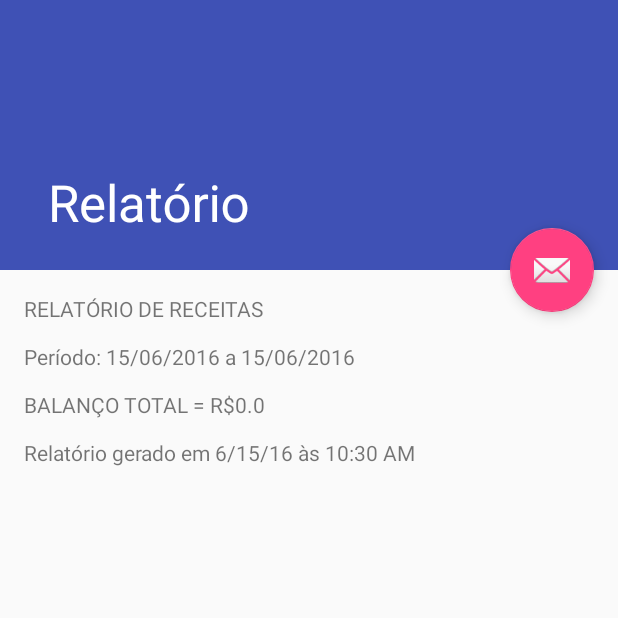
After one commit to cassuci/equipe_rocket, an Android app: the RelatorioDetailController screen opened directly, with no data from a screen before it, on a phone screen of 412 x 824 dp, the top half of it. The commit adds this screen. Run offline under Robolectric (Android 15) with nearby library versions, the phone set to English and light mode, and no system bars; libraries missing offline, so code that uses them is left out: com.wdullaer.materialdatetimepicker.

Commit message:
RelatorioController modificada RelatorioDetailController adicionada

```diff
--- /dev/null
+++ b/app/src/main/java/com/draft/rckt/equiperocket/Relatorio/RelatorioDetailController.java
@@ -0,0 +1,113 @@
+package com.draft.rckt.equiperocket.Relatorio;
+
+import android.os.Bundle;
+import android.support.design.widget.FloatingActionButton;
+import android.support.design.widget.Snackbar;
+import android.support.v7.app.AppCompatActivity;
+import android.support.v7.widget.Toolbar;
+import android.view.View;
+import android.widget.TextView;
+
+import com.draft.rckt.equiperocket.R;
+
+import java.text.DateFormat;
+import java.util.Calendar;
+import java.util.Date;
+
+public class RelatorioDetailController extends AppCompatActivity {
+
+    private TextView relatorioText;
+
+    @Override
+    protected void onCreate(Bundle savedInstanceState) {
+        super.onCreate(savedInstanceState);
+        setContentView(R.layout.activity_relatorio_detail_controller);
+        Toolbar toolbar = (Toolbar) findViewById(R.id.toolbar);
+        setSupportActionBar(toolbar);
+
+        /*
+        TODO
+        - salvar relatorio em txt   https://www.sitepoint.com/store-user-data-using-simple-text-files-and-apis-in-android/
+        - alterar o ícone de msg pra um de save https://design.google.com/icons/#ic_save
+         */
+        FloatingActionButton fab = (FloatingActionButton) findViewById(R.id.fab);
+
+        relatorioText = (TextView) findViewById(R.id.relatorio_text);
+        montaRelatorio();
+
+        fab.setOnClickListener(new View.OnClickListener() {
+            @Override
+            public void onClick(View view) {
+                Snackbar.make(view, "Replace with your own action", Snackbar.LENGTH_LONG)
+                        .setAction("Action", null).show();
+            }
+        });
+
+    }
+
+    private String relatorio = "";
+    private int gastosSelected = RelatorioController.getGastosSelected(),
+                receitasSelected = RelatorioController.getReceitasSelected();
+    private float totalGastos = 0, totalReceitas = 0;
+    private Calendar startCal = RelatorioController.getStartCal(),
+                     endCal = RelatorioController.getEndCal();
+
+    private void montaRelatorio()
+    {
+        cabecalho();
+        if(gastosSelected == 1)
+        {
+            relatorio += "Gastos:\n";
+            insereGastos();
+        }
+        if(receitasSelected == 1)
+        {
+            relatorio += "Receitas:\n";
+            insereReceitas();
+        }
+
+        if(gastosSelected == receitasSelected)
+            relatorio += "BALANÇO TOTAL = R$" + (totalReceitas - totalGastos) + "\n\n";
+
+        insereData();
+
+        relatorioText.setText(relatorio);
+    }
+
+    private void insereData() {
+        Date d = new Date();
+        relatorio += "Relatório gerado em " + DateFormat.getDateInstance(DateFormat.SHORT).format(d) + " às " +
+                DateFormat.getTimeInstance(DateFormat.SHORT).format(d);
+    }
+
+    private void insereGastos() {
+        // TODO
+        // obter gastos
+        relatorio += "\tNomeGasto1 = R$ 1.20\n\tNomeGasto2 = R$1000.00\n";
+        relatorio += "TOTAL GASTOS = R$" + totalGastos + "\n\n";
+    }
+
+    private void insereReceitas() {
+        // TODO
+        // obter receitas
+        relatorio += "\tNomeReceita1 = R$ 1.20\n\tNomeReceita2 = R$1000.00\n";
+        relatorio += "TOTAL RECEITAS = R$" + totalReceitas + "\n\n";
+    }
+
+    private void cabecalho() {
+        if (gastosSelected == 1) {
+            if (receitasSelected == 1) {
+                relatorio = "RELATÓRIO DE GASTOS E RECEITAS\n\n";
+            } else {
+                relatorio = "RELATÓRIO DE GASTOS\n\n";
+            }
+
+        } else {
+            relatorio = "RELATÓRIO DE RECEITAS\n\n";
+        }
+
+        relatorio += "Período: " + String.format("%02d", startCal.get(startCal.DAY_OF_MONTH))+"/"+String.format("%02d", startCal.get(startCal.MONTH)+1)+"/"
+                        +String.format("%02d", startCal.get(startCal.YEAR)) + " a " + String.format("%02d", endCal.get(endCal.DAY_OF_MONTH))+"/"
+                        +String.format("%02d", (endCal.get(endCal.MONTH)+1))+"/"+String.format("%02d", endCal.get(endCal.YEAR)) + "\n\n";
+    }
+}
--- /dev/null
+++ b/app/src/main/res/layout/activity_relatorio_detail_controller.xml
@@ -0,0 +1,47 @@
+<?xml version="1.0" encoding="utf-8"?>
+<android.support.design.widget.CoordinatorLayout xmlns:android="http://schemas.android.com/apk/res/android"
+    xmlns:app="http://schemas.android.com/apk/res-auto"
+    xmlns:tools="http://schemas.android.com/tools"
+    android:layout_width="match_parent"
+    android:layout_height="match_parent"
+    android:fitsSystemWindows="true"
+    tools:context="com.draft.rckt.equiperocket.Relatorio.RelatorioDetailController">
+
+    <android.support.design.widget.AppBarLayout
+        android:id="@+id/app_bar"
+        android:layout_width="match_parent"
+        android:layout_height="@dimen/app_bar_height"
+        android:fitsSystemWindows="true"
+        android:theme="@style/AppTheme.NoActionBar.AppBarOverlay">
+
+        <android.support.design.widget.CollapsingToolbarLayout
+            android:id="@+id/toolbar_layout_relatorio_detail"
+            android:layout_width="match_parent"
+            android:layout_height="match_parent"
+            android:fitsSystemWindows="true"
+            app:contentScrim="?attr/colorPrimary"
+            app:layout_scrollFlags="scroll|exitUntilCollapsed"
+            app:title="Relatório">
+
+            <android.support.v7.widget.Toolbar
+                android:id="@+id/toolbar_relatorio_detail"
+                android:layout_width="match_parent"
+                android:layout_height="?attr/actionBarSize"
+                app:layout_collapseMode="pin"
+                app:popupTheme="@style/AppTheme.NoActionBar.PopupOverlay" />
+
+        </android.support.design.widget.CollapsingToolbarLayout>
+    </android.support.design.widget.AppBarLayout>
+
+    <include layout="@layout/content_relatorio_detail_controller" />
+
+    <android.support.design.widget.FloatingActionButton
+        android:id="@+id/fab"
+        android:layout_width="wrap_content"
+        android:layout_height="wrap_content"
+        android:layout_margin="@dimen/fab_margin"
+        android:src="@android:drawable/ic_dialog_email"
+        app:layout_anchor="@id/app_bar"
+        app:layout_anchorGravity="bottom|end" />
+
+</android.support.design.widget.CoordinatorLayout>
--- /dev/null
+++ b/app/src/main/res/layout/content_relatorio_detail_controller.xml
@@ -0,0 +1,17 @@
+<?xml version="1.0" encoding="utf-8"?>
+<android.support.v4.widget.NestedScrollView xmlns:android="http://schemas.android.com/apk/res/android"
+    xmlns:app="http://schemas.android.com/apk/res-auto"
+    xmlns:tools="http://schemas.android.com/tools"
+    android:layout_width="match_parent"
+    android:layout_height="match_parent"
+    app:layout_behavior="@string/appbar_scrolling_view_behavior"
+    tools:context="com.draft.rckt.equiperocket.Relatorio.RelatorioDetailController"
+    tools:showIn="@layout/activity_relatorio_detail_controller">
+
+    <TextView
+        android:layout_width="wrap_content"
+        android:layout_height="wrap_content"
+        android:layout_margin="@dimen/text_margin"
+        android:id="@+id/relatorio_text" />
+
+</android.support.v4.widget.NestedScrollView>
--- a/app/src/main/res/values/dimens.xml
+++ b/app/src/main/res/values/dimens.xml
@@ -6,4 +6,6 @@
     <dimen name="nav_header_vertical_spacing">16dp</dimen>
     <dimen name="nav_header_height">160dp</dimen>
     <dimen name="fab_margin">16dp</dimen>
+    <dimen name="app_bar_height">180dp</dimen>
+    <dimen name="text_margin">16dp</dimen>
 </resources>
```
Also changed, not shown: app/src/main/AndroidManifest.xml (+8 -7 lines), app/src/main/java/com/draft/rckt/equiperocket/Relatorio/RelatorioController.java (+58 -35 lines), app/src/main/res/menu/menu_relatorio_detail_controller.xml (added, +10 -0 lines), app/src/main/res/values/strings.xml (+9 -6 lines).
